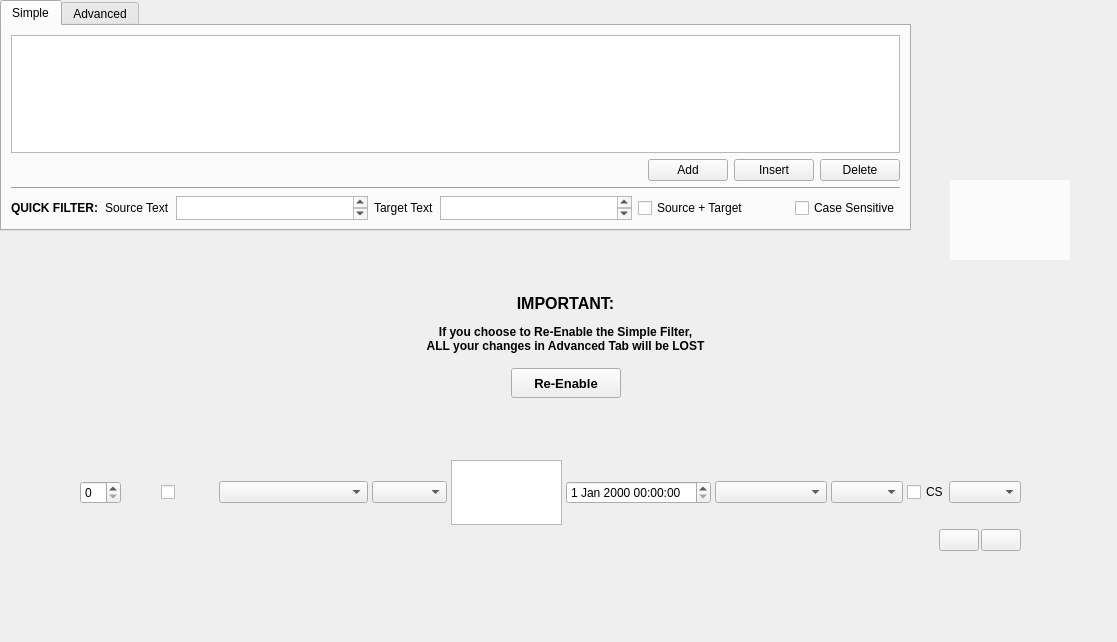
This is src/sdltm/ui/EditSdltmFilter.ui in RWS/sdltm_browser as Qt 5 draws it before an edit. The edited form follows.
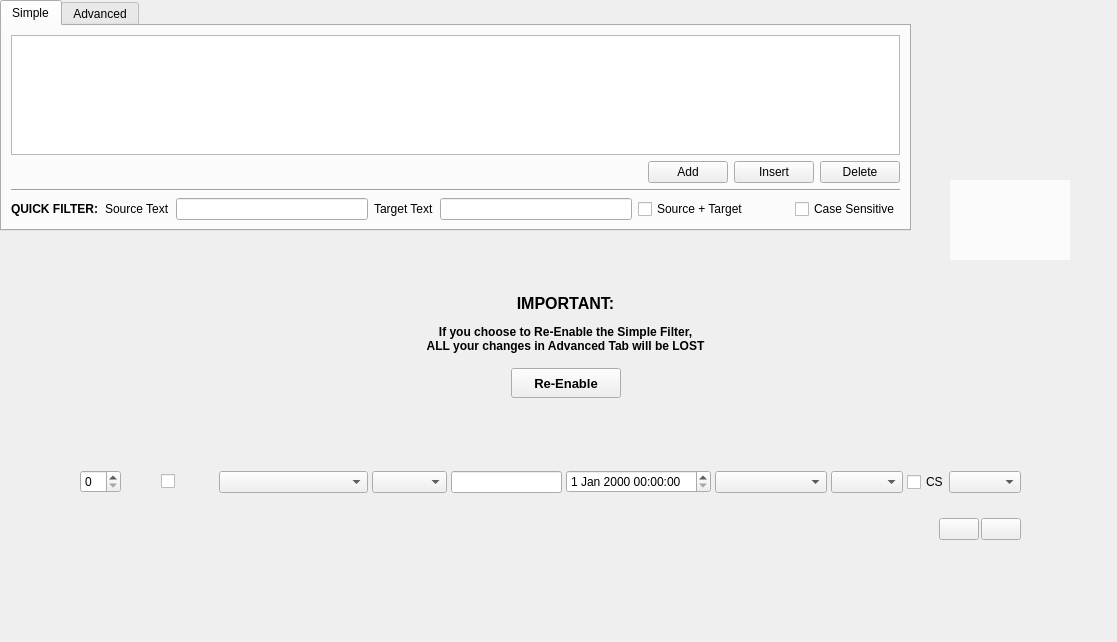
This is the edited form. Icons and pictures are not drawn. Custom widgets are drawn as their Qt base class.

Commit message: Batch edit : find and replace text (case-sensitive)

```diff
--- a/src/sdltm/ui/EditSdltmFilter.ui
+++ b/src/sdltm/ui/EditSdltmFilter.ui
@@ -104,9 +104,9 @@
          </widget>
         </item>
         <item>
-         <widget class="QPlainTextEdit" name="quickSearchSource">
+         <widget class="QLineEdit" name="quickSearchSource">
           <property name="sizePolicy">
-           <sizepolicy hsizetype="Expanding" vsizetype="Expanding">
+           <sizepolicy hsizetype="Expanding" vsizetype="Fixed">
             <horstretch>1</horstretch>
             <verstretch>0</verstretch>
            </sizepolicy>
@@ -121,9 +121,9 @@
          </widget>
         </item>
         <item>
-         <widget class="QPlainTextEdit" name="quickSearchTarget">
+         <widget class="QLineEdit" name="quickSearchTarget">
           <property name="sizePolicy">
-           <sizepolicy hsizetype="Expanding" vsizetype="Expanding">
+           <sizepolicy hsizetype="Expanding" vsizetype="Fixed">
             <horstretch>1</horstretch>
             <verstretch>0</verstretch>
            </sizepolicy>
@@ -400,34 +400,13 @@
            </widget>
           </item>
           <item>
-           <widget class="QPlainTextEdit" name="textValue">
+           <widget class="QLineEdit" name="textValue">
             <property name="sizePolicy">
-             <sizepolicy hsizetype="Expanding" vsizetype="Preferred">
+             <sizepolicy hsizetype="Expanding" vsizetype="Fixed">
               <horstretch>3</horstretch>
               <verstretch>0</verstretch>
              </sizepolicy>
             </property>
-            <property name="minimumSize">
-             <size>
-              <width>0</width>
-              <height>0</height>
-             </size>
-            </property>
-            <property name="maximumSize">
-             <size>
-              <width>16777215</width>
-              <height>16777215</height>
-             </size>
-            </property>
-            <property name="inputMethodHints">
-             <set>Qt::ImhNone</set>
-            </property>
-            <property name="verticalScrollBarPolicy">
-             <enum>Qt::ScrollBarAlwaysOff</enum>
-            </property>
-            <property name="horizontalScrollBarPolicy">
-             <enum>Qt::ScrollBarAlwaysOff</enum>
-            </property>
            </widget>
           </item>
           <item>
```
The commit also changes 21 other files.
